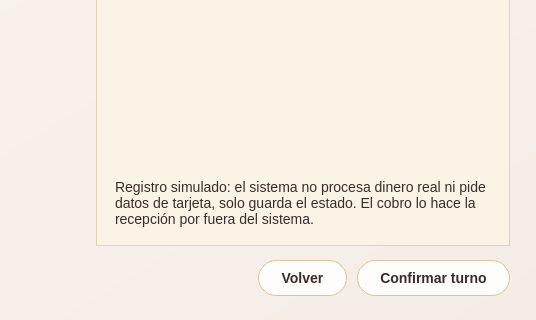
Old version of the form frontend/gestion/ventanagestion.ui in the repository sant1jmnz/Proyect-berea; both pictures show x 584 to 1120 and y 380 to 700 of the 1120 by 700 pixel window.
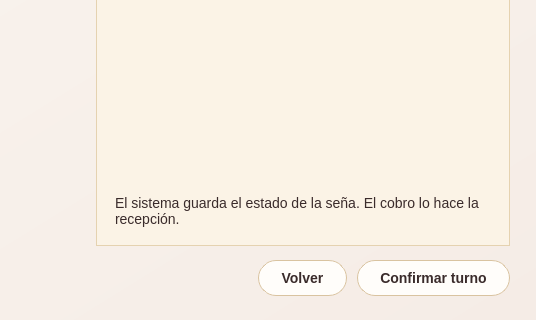
New version of the form. The open tabs and pages were chosen to show the change. Icons and pictures are not drawn. Custom widgets are drawn as their Qt base class.

Commit message: docs/app: sacar menciones de seña simulada; medio de pago 'tarjeta'

Diff of the .ui file:
```diff
--- a/frontend/gestion/ventanagestion.ui
+++ b/frontend/gestion/ventanagestion.ui
@@ -2889,7 +2889,7 @@
              <item>
               <widget class="QLabel" name="lblNotaSena">
                <property name="text">
-                <string>Registro simulado: el sistema no procesa dinero real ni pide datos de tarjeta, solo guarda el estado. El cobro lo hace la recepción por fuera del sistema.</string>
+                <string>El sistema guarda el estado de la seña. El cobro lo hace la recepción.</string>
                </property>
                <property name="wordWrap">
                 <bool>true</bool>
```
The commit also changes 49 other files.
